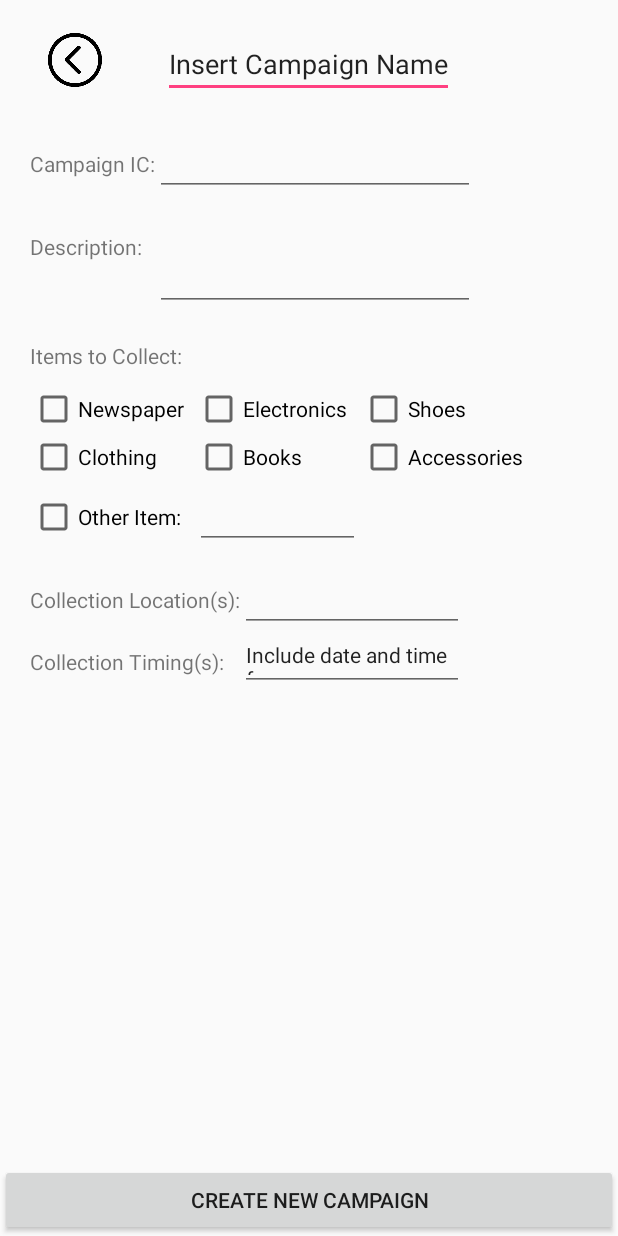
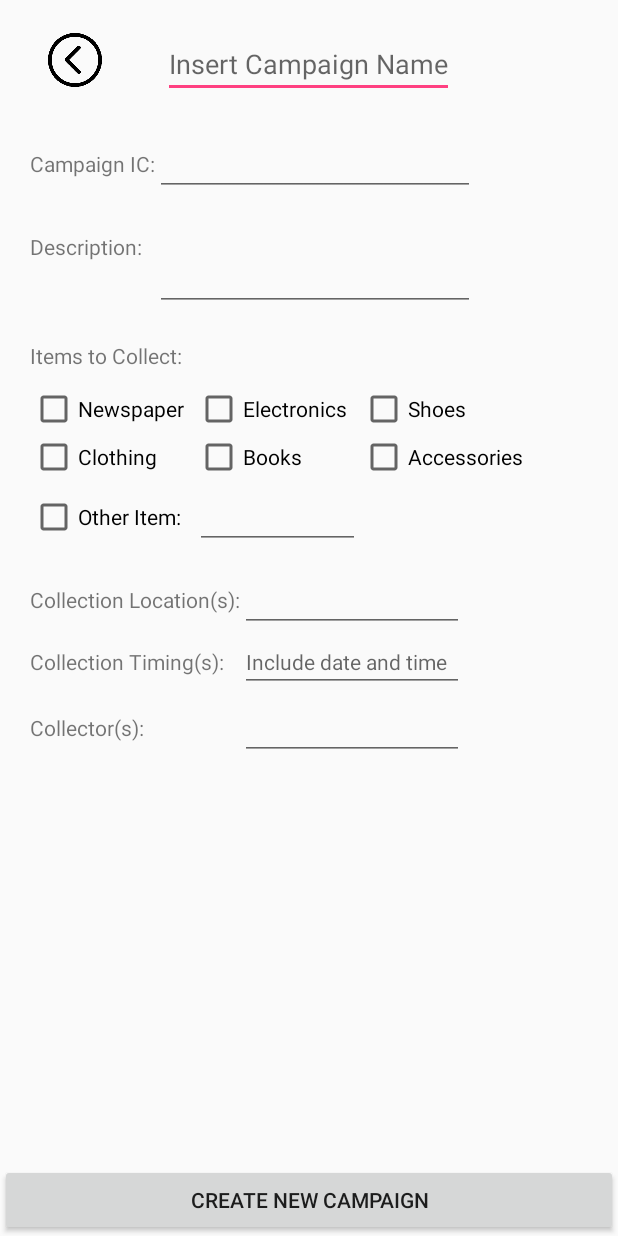
Before and after one commit to lingfei93/Heartware, an Android app: the StartCampaign screen opened directly, with no data from a screen before it, on a phone screen of 412 x 824 dp. Run offline under Robolectric (Android 15) with nearby library versions, the phone set to English and light mode, and no system bars.

Commit message:
Linked Pages

```diff
--- a/app/src/main/java/com/example/renlingfei/heartware/StartCampaign.java
+++ b/app/src/main/java/com/example/renlingfei/heartware/StartCampaign.java
@@ -1,18 +1,42 @@
 package com.example.renlingfei.heartware;
 
+import android.content.Intent;
 import android.os.Bundle;
 import android.support.design.widget.FloatingActionButton;
 import android.support.design.widget.Snackbar;
 import android.support.v7.app.AppCompatActivity;
 import android.support.v7.widget.Toolbar;
 import android.view.View;
+import android.widget.Button;
 
 public class StartCampaign extends AppCompatActivity {
+    Button createCamButton;
+    Button backButton;
+    StartCampaign currentScreen;
 
     @Override
     protected void onCreate(Bundle savedInstanceState) {
         super.onCreate(savedInstanceState);
         setContentView(R.layout.activity_start_campaign);
+
+        currentScreen = this;
+        createCamButton = (Button) findViewById(R.id.createCamButton);
+        createCamButton.setOnClickListener(new View.OnClickListener() {
+            @Override
+            public void onClick(View view) {
+                Intent myIntent = new Intent(currentScreen, BeneficiaryCampaignPage.class);
+                startActivity(myIntent);
+            }
+        });
+
+        backButton = (Button) findViewById(R.id.backButton);
+        backButton.setOnClickListener(new View.OnClickListener() {
+            @Override
+            public void onClick(View view) {
+                Intent myIntent = new Intent(currentScreen, BeneficiaryProfilePage.class);
+                startActivity(myIntent);
+            }
+        });
+
     }
-
 }
--- a/app/src/main/res/layout/activity_start_campaign.xml
+++ b/app/src/main/res/layout/activity_start_campaign.xml
@@ -24,7 +24,7 @@
         android:layout_centerHorizontal="true"
         android:layout_marginTop="20dp"
         android:inputType="text"
-        android:text="@string/campaignName" />
+        android:hint="@string/campaignName" />
 
     <TableLayout xmlns:android="http://schemas.android.com/apk/res/android"
         style="?android:attr/buttonBarStyle"
@@ -60,7 +60,7 @@
             <EditText
                 android:id="@+id/camDesFill"
                 android:inputType="textMultiLine"
-                android:lines="3"
+                android:lines="2"
                 android:minLines="2"
                 android:gravity="start"
                 android:maxLines="5"
@@ -190,10 +190,30 @@
                 android:layout_height="wrap_content"
                 android:layout_width="match_parent"
                 android:scrollbars="vertical"
-                android:text="Include date and time frame"
+                android:hint="Include date and time"
                 android:textAppearance="@style/TextAppearance.AppCompat.Small"
                 android:ems="7" />
         </TableRow>
+        <TableRow>
+            <TextView
+                android:id="@+id/camCol"
+                android:layout_width="match_parent"
+                android:layout_height="wrap_content"
+                android:text="Collector(s):"/>
+
+            <EditText
+                android:id="@+id/camColFill"
+                android:inputType="textMultiLine"
+                android:lines="1"
+                android:minLines="1"
+                android:gravity="start"
+                android:maxLines="5"
+                android:layout_height="wrap_content"
+                android:layout_width="match_parent"
+                android:scrollbars="vertical"
+                android:ems="7" />
+        </TableRow>
+
     </TableLayout>
 
     <Button
```
Also changed, not shown: app/src/main/AndroidManifest.xml (+6 -4 lines), app/src/main/java/com/example/renlingfei/heartware/BeneficiaryProfilePage.java (+11 -6 lines).
